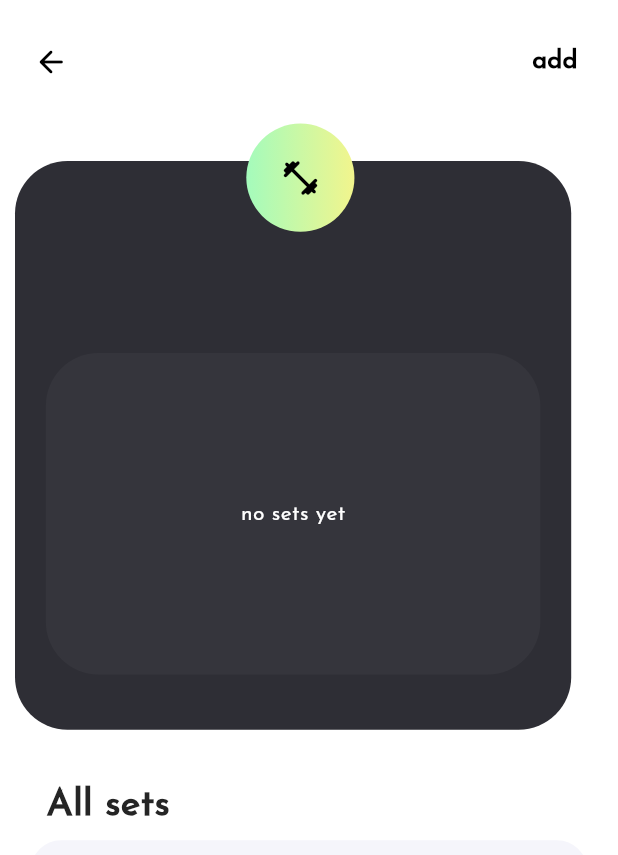
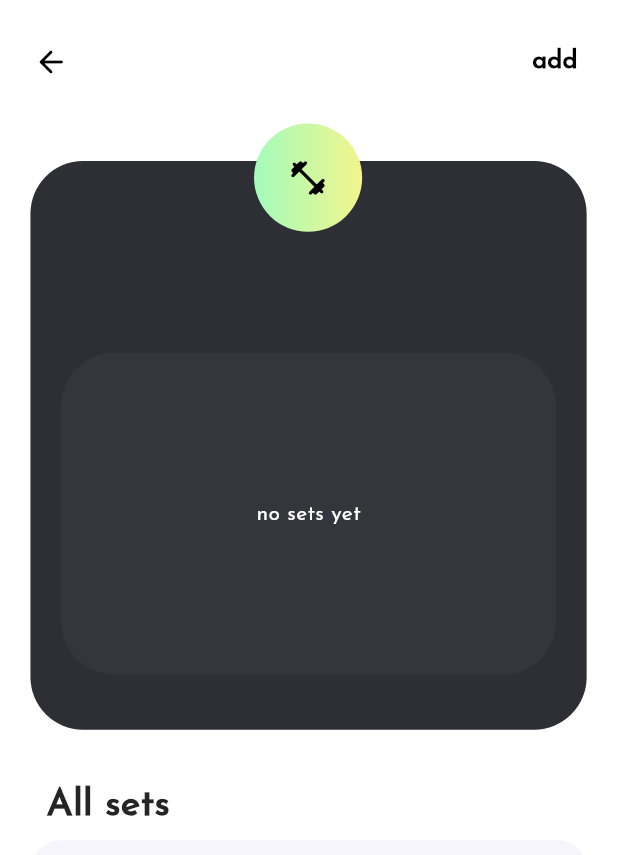
Before and after one commit to badbryany/Flexify, a Flutter app: the ExerciseSets screen opened directly with empty values, on a phone screen of 412 x 824 dp. Shown: the top 855 px of the screen. Run offline on Flutter 3.47's test engine with Material 3 defaults, Android fonts, the phone set to English and light mode, and no system bars; our stand-ins replace fl_chart, google_nav_bar, page_transition, shared_preferences; accounts and stored records are empty; network calls fail.

Commit message:
centered exerciseStats

```diff
--- a/lib/pages/workout/exercisesPage/setsPage/ExerciseStats.dart
+++ b/lib/pages/workout/exercisesPage/setsPage/ExerciseStats.dart
@@ -69,11 +69,12 @@ class _ExerciseStatsState extends State<ExerciseStats> {
     return Container(
       alignment: Alignment.center,
       height: MediaQuery.of(context).size.height * 0.53,
-      width: MediaQuery.of(context).size.width * 1,
+      margin: EdgeInsets.only(left: MediaQuery.of(context).size.width * 0.025),
       child: Stack(
         children: [
           Positioned(
             top: 15,
+            left: 0,
             child: Container(
               height: MediaQuery.of(context).size.height * 0.46,
               width: MediaQuery.of(context).size.width * 0.9,
@@ -164,16 +165,12 @@ class _ExerciseStatsState extends State<ExerciseStats> {
                                         sideTitles: SideTitles(
                                           showTitles: true,
                                           getTitlesWidget: (value, meta) =>
-                                              Padding(
-                                            padding:
-                                                const EdgeInsets.only(right: 0),
-                                            child: Text(
-                                              '${value.round()}',
-                                              style: TextStyle(
-                                                fontSize: 10,
-                                                color: Theme.of(context)
-                                                    .scaffoldBackgroundColor,
-                                              ),
+                                              Text(
+                                            '${value.round()}',
+                                            style: TextStyle(
+                                              fontSize: 10,
+                                              color: Theme.of(context)
+                                                  .scaffoldBackgroundColor,
                                             ),
                                           ),
                                         ),
```
